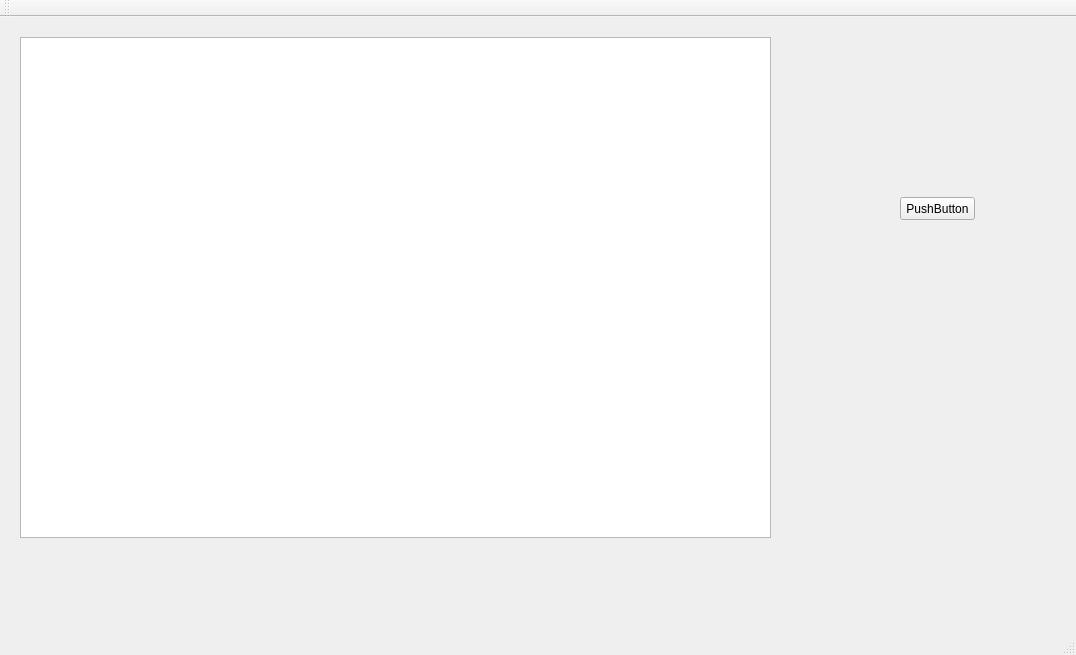
eugene195/ParticleSystem, file mainwindow.ui: the form before one commit.
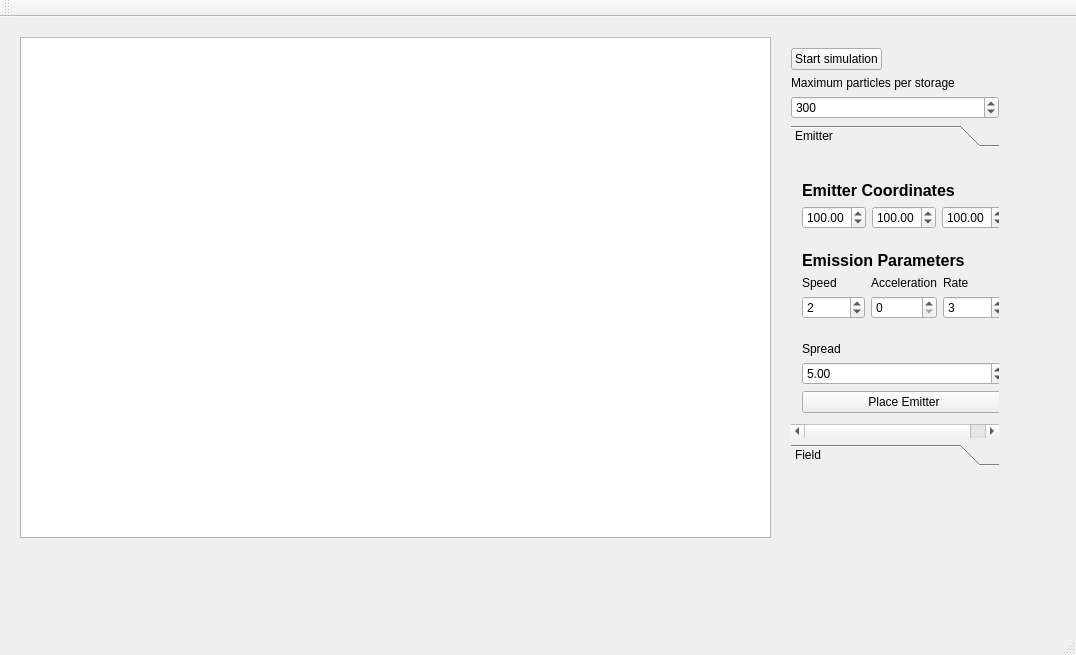
The form after the commit.

Commit message: Added simple interface. No of particles is limited, there can be 2 or more fields and emitters

What changed in the file:
```diff
--- a/mainwindow.ui
+++ b/mainwindow.ui
@@ -24,18 +24,444 @@
      </rect>
     </property>
    </widget>
-   <widget class="QPushButton" name="pushButton">
+   <widget class="QWidget" name="">
     <property name="geometry">
      <rect>
-      <x>900</x>
-      <y>180</y>
-      <width>75</width>
-      <height>23</height>
+      <x>780</x>
+      <y>20</y>
+      <width>230</width>
+      <height>440</height>
      </rect>
     </property>
-    <property name="text">
-     <string>PushButton</string>
-    </property>
+    <layout class="QVBoxLayout" name="verticalLayout_9">
+     <item>
+      <layout class="QHBoxLayout" name="horizontalLayout_6">
+       <item>
+        <widget class="QPushButton" name="pushButton">
+         <property name="text">
+          <string>Start simulation</string>
+         </property>
+        </widget>
+       </item>
+       <item>
+        <spacer name="horizontalSpacer_2">
+         <property name="orientation">
+          <enum>Qt::Horizontal</enum>
+         </property>
+         <property name="sizeHint" stdset="0">
+          <size>
+           <width>138</width>
+           <height>20</height>
+          </size>
+         </property>
+        </spacer>
+       </item>
+      </layout>
+     </item>
+     <item>
+      <spacer name="verticalSpacer_6">
+       <property name="orientation">
+        <enum>Qt::Vertical</enum>
+       </property>
+       <property name="sizeHint" stdset="0">
+        <size>
+         <width>20</width>
+         <height>18</height>
+        </size>
+       </property>
+      </spacer>
+     </item>
+     <item>
+      <widget class="QLabel" name="label_9">
+       <property name="text">
+        <string>Maximum particles per storage</string>
+       </property>
+      </widget>
+     </item>
+     <item>
+      <widget class="QSpinBox" name="PartPerStorage">
+       <property name="maximum">
+        <number>1000</number>
+       </property>
+       <property name="value">
+        <number>300</number>
+       </property>
+      </widget>
+     </item>
+     <item>
+      <spacer name="verticalSpacer_7">
+       <property name="orientation">
+        <enum>Qt::Vertical</enum>
+       </property>
+       <property name="sizeHint" stdset="0">
+        <size>
+         <width>20</width>
+         <height>40</height>
+        </size>
+       </property>
+      </spacer>
+     </item>
+     <item>
+      <widget class="QToolBox" name="toolBox">
+       <property name="currentIndex">
+        <number>0</number>
+       </property>
+       <widget class="QWidget" name="page">
+        <property name="geometry">
+         <rect>
+          <x>0</x>
+          <y>0</y>
+          <width>228</width>
+          <height>255</height>
+         </rect>
+        </property>
+        <attribute name="label">
+         <string>Emitter</string>
+        </attribute>
+        <layout class="QVBoxLayout" name="verticalLayout_6">
+         <item>
+          <layout class="QVBoxLayout" name="verticalLayout_5">
+           <item>
+            <spacer name="verticalSpacer_3">
+             <property name="orientation">
+              <enum>Qt::Vertical</enum>
+             </property>
+             <property name="sizeHint" stdset="0">
+              <size>
+               <width>20</width>
+               <height>40</height>
+              </size>
+             </property>
+            </spacer>
+           </item>
+           <item>
+            <widget class="QLabel" name="label">
+             <property name="font">
+              <font>
+               <pointsize>12</pointsize>
+               <weight>75</weight>
+               <bold>true</bold>
+              </font>
+             </property>
+             <property name="text">
+              <string>Emitter Coordinates</string>
+             </property>
+            </widget>
+           </item>
+           <item>
+            <layout class="QHBoxLayout" name="horizontalLayout_2">
+             <item>
+              <widget class="QDoubleSpinBox" name="EmitterX">
+               <property name="buttonSymbols">
+                <enum>QAbstractSpinBox::UpDownArrows</enum>
+               </property>
+               <property name="maximum">
+                <double>400.000000000000000</double>
+               </property>
+               <property name="singleStep">
+                <double>2.000000000000000</double>
+               </property>
+               <property name="value">
+                <double>100.000000000000000</double>
+               </property>
+              </widget>
+             </item>
+             <item>
+              <widget class="QDoubleSpinBox" name="EmitterY">
+               <property name="maximum">
+                <double>400.000000000000000</double>
+               </property>
+               <property name="singleStep">
+                <double>2.000000000000000</double>
+               </property>
+               <property name="value">
+                <double>100.000000000000000</double>
+               </property>
+              </widget>
+             </item>
+             <item>
+              <widget class="QDoubleSpinBox" name="EmitterZ">
+               <property name="maximum">
+                <double>400.000000000000000</double>
+               </property>
+               <property name="singleStep">
+                <double>2.000000000000000</double>
+               </property>
+               <property name="value">
+                <double>100.000000000000000</double>
+               </property>
+              </widget>
+             </item>
+            </layout>
+           </item>
+          </layout>
+         </item>
+         <item>
+          <spacer name="verticalSpacer_2">
+           <property name="orientation">
+            <enum>Qt::Vertical</enum>
+           </property>
+           <property name="sizeHint" stdset="0">
+            <size>
+             <width>20</width>
+             <height>40</height>
+            </size>
+           </property>
+          </spacer>
+         </item>
+         <item>
+          <layout class="QVBoxLayout" name="verticalLayout_4">
+           <item>
+            <widget class="QLabel" name="label_2">
+             <property name="font">
+              <font>
+               <pointsize>12</pointsize>
+               <weight>75</weight>
+               <bold>true</bold>
+              </font>
+             </property>
+             <property name="text">
+              <string>Emission Parameters</string>
+             </property>
+            </widget>
+           </item>
+           <item>
+            <layout class="QHBoxLayout" name="horizontalLayout">
+             <item>
+              <layout class="QVBoxLayout" name="verticalLayout_3">
+               <item>
+                <widget class="QLabel" name="label_3">
+                 <property name="text">
+                  <string>Speed</string>
+                 </property>
+                </widget>
+               </item>
+               <item>
+                <widget class="QSpinBox" name="EmitterSpeed">
+                 <property name="value">
+                  <number>2</number>
+                 </property>
+                </widget>
+               </item>
+              </layout>
+             </item>
+             <item>
+              <layout class="QVBoxLayout" name="verticalLayout_2">
+               <item>
+                <widget class="QLabel" name="label_4">
+                 <property name="text">
+                  <string>Acceleration</string>
+                 </property>
+                </widget>
+               </item>
+               <item>
+                <widget class="QSpinBox" name="EmitterAcceleration"/>
+               </item>
+              </layout>
+             </item>
+             <item>
+              <layout class="QVBoxLayout" name="verticalLayout">
+               <item>
+                <widget class="QLabel" name="label_5">
+                 <property name="text">
+                  <string>Rate</string>
+                 </property>
+                </widget>
+               </item>
+               <item>
+                <widget class="QSpinBox" name="EmitterRate">
+                 <property name="value">
+                  <number>3</number>
+                 </property>
+                </widget>
+               </item>
+              </layout>
+             </item>
+            </layout>
+           </item>
+           <item>
+            <spacer name="verticalSpacer">
+             <property name="orientation">
+              <enum>Qt::Vertical</enum>
+             </property>
+             <property name="sizeHint" stdset="0">
+              <size>
+               <width>20</width>
+               <height>40</height>
+              </size>
+             </property>
+            </spacer>
+           </item>
+           <item>
+            <widget class="QLabel" name="label_8">
+             <property name="text">
+              <string>Spread</string>
+             </property>
+            </widget>
+           </item>
+           <item>
+            <widget class="QDoubleSpinBox" name="EmitterSpread">
+             <property name="value">
+              <double>5.000000000000000</double>
+             </property>
+            </widget>
+           </item>
+          </layout>
+         </item>
+         <item>
+          <widget class="QPushButton" name="EmitterPlacement">
+           <property name="text">
+            <string>Place Emitter</string>
+           </property>
+          </widget>
+         </item>
+        </layout>
+       </widget>
+       <widget class="QWidget" name="page_2">
+        <property name="geometry">
+         <rect>
+          <x>0</x>
+          <y>0</y>
+          <width>271</width>
+          <height>317</height>
+         </rect>
+        </property>
+        <attribute name="label">
+         <string>Field</string>
+        </attribute>
+        <layout class="QHBoxLayout" name="horizontalLayout_5">
+         <item>
+          <layout class="QVBoxLayout" name="verticalLayout_8">
+           <item>
+            <spacer name="verticalSpacer_4">
+             <property name="orientation">
+              <enum>Qt::Vertical</enum>
+             </property>
+             <property name="sizeHint" stdset="0">
+              <size>
+               <width>20</width>
+               <height>44</height>
+              </size>
+             </property>
+            </spacer>
+           </item>
+           <item>
+            <widget class="QLabel" name="label_6">
+             <property name="font">
+              <font>
+               <pointsize>12</pointsize>
+               <weight>75</weight>
+               <bold>true</bold>
+              </font>
+             </property>
+             <property name="text">
+              <string>Field Coordinates</string>
+             </property>
+            </widget>
+           </item>
+           <item>
+            <layout class="QHBoxLayout" name="horizontalLayout_3">
+             <item>
+              <widget class="QDoubleSpinBox" name="FieldX">
+               <property name="maximum">
+                <double>300.000000000000000</double>
+               </property>
+               <property name="value">
+                <double>200.000000000000000</double>
+               </property>
+              </widget>
+             </item>
+             <item>
+              <widget class="QDoubleSpinBox" name="FieldY">
+               <property name="maximum">
+                <double>300.000000000000000</double>
+               </property>
+               <property name="value">
+                <double>150.000000000000000</double>
+               </property>
+              </widget>
+             </item>
+             <item>
+              <widget class="QDoubleSpinBox" name="FieldZ">
+               <property name="maximum">
+                <double>300.000000000000000</double>
+               </property>
+               <property name="value">
+                <double>0.000000000000000</double>
+               </property>
+              </widget>
+             </item>
+            </layout>
+           </item>
+           <item>
+            <spacer name="verticalSpacer_5">
+             <property name="orientation">
+              <enum>Qt::Vertical</enum>
+             </property>
+             <property name="sizeHint" stdset="0">
+              <size>
+               <width>20</width>
+               <height>30</height>
+              </size>
+             </property>
+            </spacer>
+           </item>
+           <item>
+            <layout class="QHBoxLayout" name="horizontalLayout_4">
+             <item>
+              <layout class="QVBoxLayout" name="verticalLayout_7">
+               <item>
+                <widget class="QLabel" name="label_7">
+                 <property name="font">
+                  <font>
+                   <pointsize>12</pointsize>
+                   <weight>75</weight>
+                   <bold>true</bold>
+                  </font>
+                 </property>
+                 <property name="text">
+                  <string>Mass</string>
+                 </property>
+                </widget>
+               </item>
+               <item>
+                <widget class="QSpinBox" name="FieldMass">
+                 <property name="minimum">
+                  <number>10</number>
+                 </property>
+                </widget>
+               </item>
+              </layout>
+             </item>
+             <item>
+              <spacer name="horizontalSpacer">
+               <property name="orientation">
+                <enum>Qt::Horizontal</enum>
+               </property>
+               <property name="sizeHint" stdset="0">
+                <size>
+                 <width>40</width>
+                 <height>20</height>
+                </size>
+               </property>
+              </spacer>
+             </item>
+             <item>
+              <widget class="QPushButton" name="FieldPlacement">
+               <property name="text">
+                <string>Place Field</string>
+               </property>
+              </widget>
+             </item>
+            </layout>
+           </item>
+          </layout>
+         </item>
+        </layout>
+       </widget>
+      </widget>
+     </item>
+    </layout>
    </widget>
   </widget>
   <widget class="QMenuBar" name="menuBar">
```
The commit also changes 9 other files.
